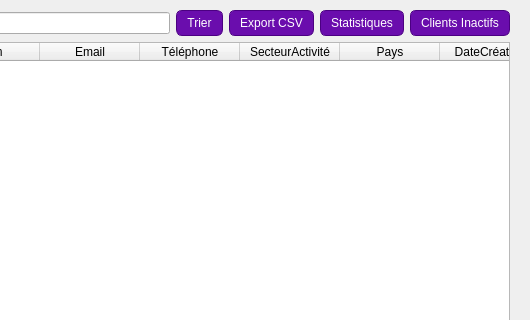
The window that gestionclient.ui (ProjetCPP2A21/projetcpp-2a21-smart-digital-content-creation-studio) describes before a commit, drawn with Qt 5; both pictures show x 701 to 1231 and y 0 to 320 of the 1231 by 661 pixel window.
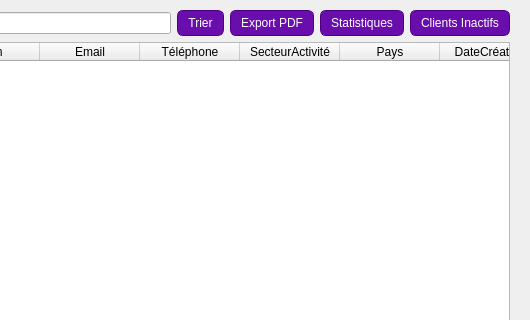
The same window after the commit.

Commit message: Ajout export PDF clients inactifs

Diff of the .ui file:
```diff
--- a/gestionclient.ui
+++ b/gestionclient.ui
@@ -443,7 +443,7 @@
 }</string>
         </property>
         <property name="text">
-         <string>Export CSV</string>
+         <string>Export PDF</string>
         </property>
        </widget>
       </item>
```
The commit also changes 23 other files.
